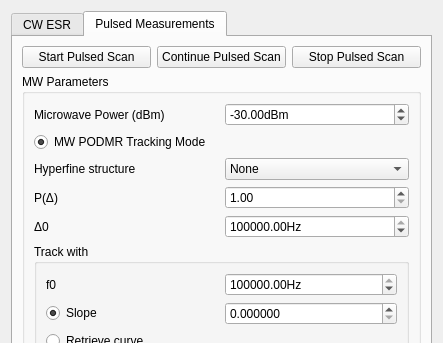
sriharijayaram5/qudi, file gui/qafm/ui_quantitative_mode.ui: the form before one commit; both pictures show x 0 to 443 and y 0 to 343 of the 443 by 686 pixel window.
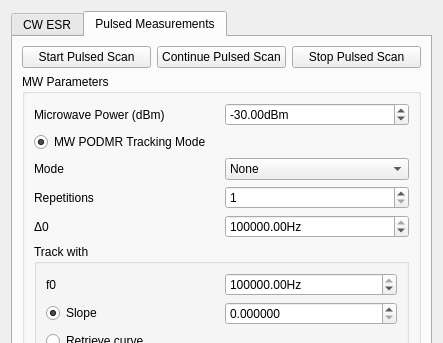
The form after the commit. The open tabs and pages were chosen to show the change. Custom widgets are drawn as their Qt base class.

Patch:
```diff
--- a/gui/qafm/ui_quantitative_mode.ui
+++ b/gui/qafm/ui_quantitative_mode.ui
@@ -361,7 +361,7 @@
             <item>
              <widget class="QLabel" name="label_9">
               <property name="text">
-               <string>Hyperfine structure</string>
+               <string>Mode</string>
               </property>
              </widget>
             </item>
@@ -381,20 +381,14 @@
             <item>
              <widget class="QLabel" name="label_24">
               <property name="text">
-               <string>P(Δ)</string>
+               <string>Repetitions</string>
               </property>
              </widget>
             </item>
             <item>
-             <widget class="ScienDSpinBox" name="p_delta_doubleSpinBox">
+             <widget class="QSpinBox" name="p_delta_doubleSpinBox">
               <property name="minimum">
-               <double>1.000000000000000</double>
-              </property>
-              <property name="maximum">
-               <double>100000000000000000.000000000000000</double>
-              </property>
-              <property name="value">
-               <double>1.000000000000000</double>
+               <number>1</number>
               </property>
              </widget>
             </item>
```
Left out of the diff: 7 changed lines with no effect on the pictures.
